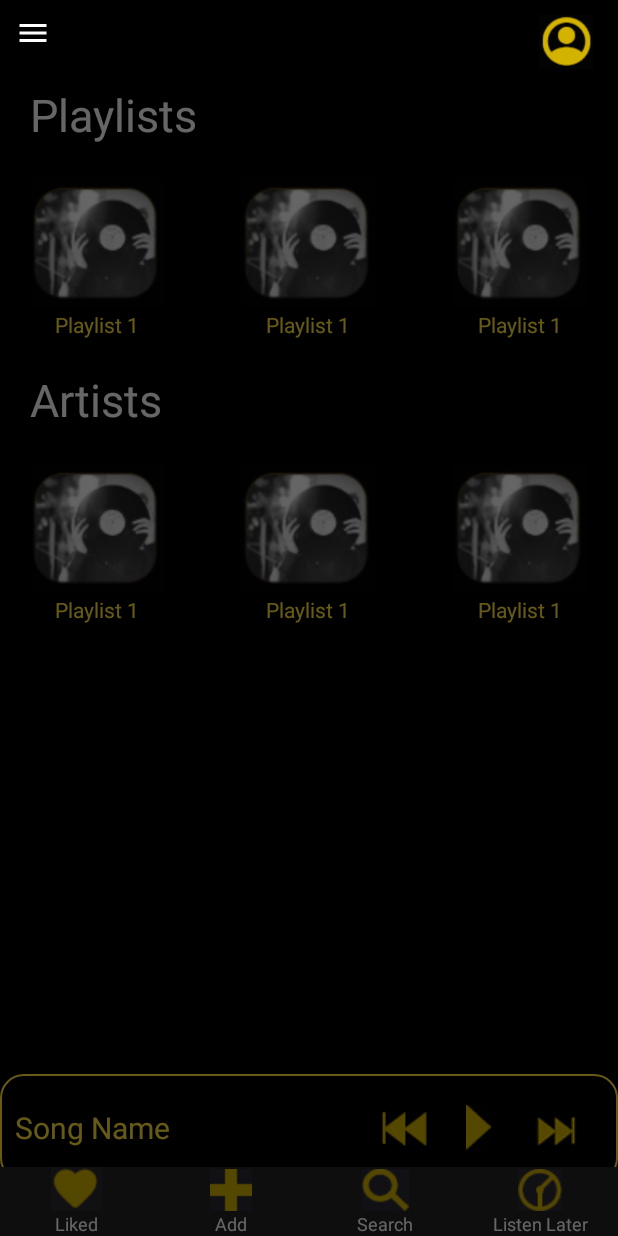
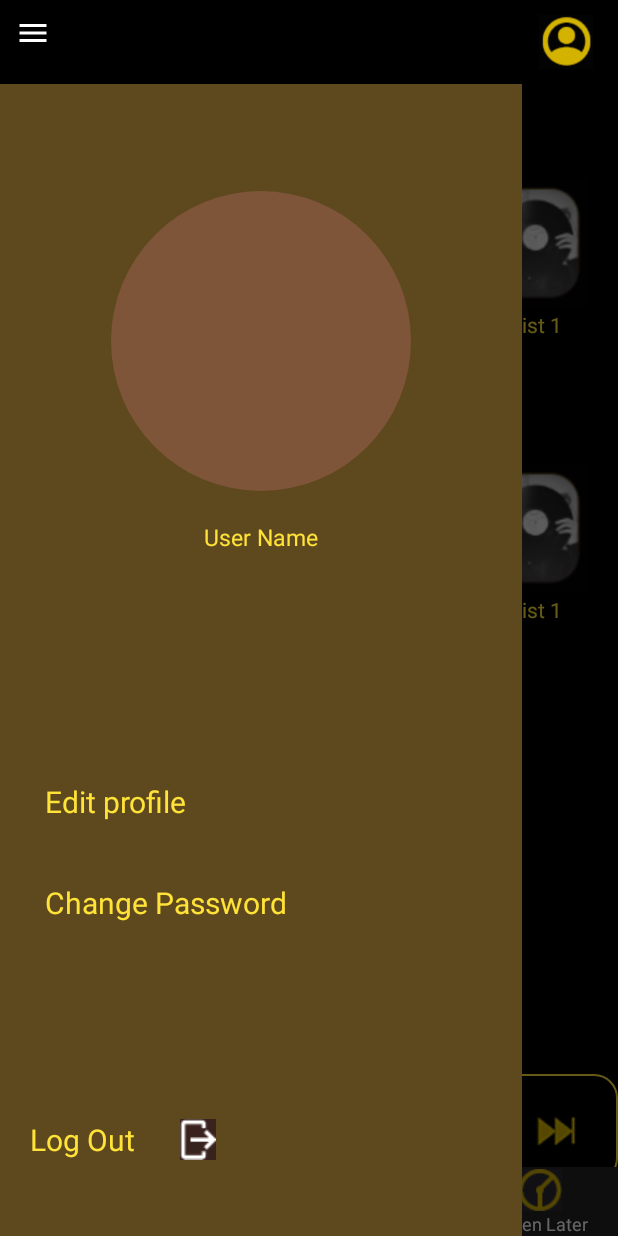
Before and after one commit to AbdulManan777/i190500_i190594, an Android app: the menu_2 screen opened directly, with no data from a screen before it, with the side drawer open, on a phone screen of 412 x 824 dp. Run offline under Robolectric (Android 15) with nearby library versions, the phone set to English and light mode, and no system bars.

Commit message:
DrawerLayout along with profile xml file implemented

```diff
--- a/app/src/main/java/com/ass2/i190500_i190594/Edit_profile.java
+++ b/app/src/main/java/com/ass2/i190500_i190594/Edit_profile.java
@@ -6,6 +6,7 @@ import android.os.Bundle;
 
 public class Edit_profile extends AppCompatActivity {
 
+
     @Override
     protected void onCreate(Bundle savedInstanceState) {
         super.onCreate(savedInstanceState);
--- a/app/src/main/java/com/ass2/i190500_i190594/MainActivity.java
+++ b/app/src/main/java/com/ass2/i190500_i190594/MainActivity.java
@@ -18,7 +18,7 @@ public class MainActivity extends AppCompatActivity {
         super.onCreate(savedInstanceState);
         setContentView(R.layout.activity_main);
         mAuth=FirebaseAuth.getInstance();
-        if(mAuth.getCurrentUser()==null) {
+        if(mAuth.getCurrentUser() == null) {
             new Handler().postDelayed(new Runnable() {
 
                 @Override
@@ -31,6 +31,9 @@ public class MainActivity extends AppCompatActivity {
                     finish();
                 }
             }, 3000);//
+        } else {
+            startActivity(new Intent(MainActivity.this, menu_1.class));
+            finish();
         }
     }
 
--- a/app/src/main/res/layout/activity_edit_profile.xml
+++ b/app/src/main/res/layout/activity_edit_profile.xml
@@ -90,7 +90,7 @@
                 android:layout_width="match_parent"
                 android:layout_height="match_parent">
             <EditText
-                android:id="@+id/editTextTextPersonName"
+                android:id="@+id/PersonName"
                 android:layout_width="match_parent"
                 android:layout_height="match_parent"
                 android:ems="10"
@@ -144,7 +144,7 @@
                 android:layout_width="match_parent"
                 android:layout_height="match_parent">
             <EditText
-                android:id="@+id/editTextTextPassword"
+                android:id="@+id/Password"
                 android:layout_width="match_parent"
                 android:layout_height="match_parent"
                 android:layout_weight="1"
--- a/app/src/main/res/layout/activity_menu2.xml
+++ b/app/src/main/res/layout/activity_menu2.xml
@@ -6,7 +6,6 @@
     android:layout_height="match_parent"
     android:background="@color/black"
     android:orientation="vertical"
-    android:weightSum="1"
     tools:context=".menu_2">
 
     <RelativeLayout
--- a/app/src/main/res/layout/profile.xml
+++ b/app/src/main/res/layout/profile.xml
@@ -1,6 +1,103 @@
 <?xml version="1.0" encoding="utf-8"?>
 <LinearLayout xmlns:android="http://schemas.android.com/apk/res/android"
     android:layout_width="match_parent"
-    android:layout_height="match_parent">
+    android:layout_height="match_parent"
+    android:background="@color/brown"
+    android:weightSum="3"
+    android:orientation="vertical"
+    >
+
+    <LinearLayout
+        android:layout_weight="1.5"
+        android:layout_width="match_parent"
+        android:layout_height="0dp"
+        android:orientation="vertical"
+        android:gravity="center"
+        >
+        <LinearLayout
+            android:layout_width="match_parent"
+            android:layout_height="wrap_content"
+            android:gravity="center"
+            >
+            <ImageView
+                android:id="@+id/profile_dp"
+                android:layout_width="200dp"
+                android:layout_height="200dp"
+                android:background="@drawable/circle_profile"/>
+        </LinearLayout>
+        <LinearLayout
+            android:layout_marginTop="20dp"
+            android:gravity="center_vertical|center_horizontal"
+            android:layout_width="match_parent"
+            android:layout_height="wrap_content">
+        <TextView
+            android:id="@+id/user_name"
+            android:layout_width="wrap_content"
+            android:layout_height="wrap_content"
+            android:hint="User Name"
+            android:textColorHint="@color/corn"
+            android:textColor="@color/corn"
+            android:textSize="15dp"/>
+        </LinearLayout>
+    </LinearLayout>
+    <LinearLayout
+        android:layout_weight="1"
+        android:layout_width="match_parent"
+        android:layout_height="0dp"
+        android:orientation="vertical"
+        android:gravity="center"
+        >
+        <TextView
+            android:id="@+id/edit_profile"
+            android:layout_width="match_parent"
+            android:layout_height="wrap_content"
+            android:text="Edit profile"
+            android:textSize="20dp"
+            android:textColor="@color/corn"
+            android:layout_marginLeft="20dp"
+            android:layout_marginVertical="20dp"
+            />
+        <TextView
+            android:id="@+id/edit_profile_"
+            android:layout_width="match_parent"
+            android:layout_height="wrap_content"
+            android:text="Change Password"
+            android:textSize="20dp"
+            android:textColor="@color/corn"
+            android:layout_marginLeft="20dp"
+            android:layout_marginVertical="20dp"
+            />
+    </LinearLayout>
+    <LinearLayout
+        android:layout_weight="0.5"
+        android:layout_width="match_parent"
+        android:layout_height="0dp"
+        android:gravity="bottom"
+        >
+        <RelativeLayout
+            android:layout_width="match_parent"
+            android:layout_height="match_parent">
+            <TextView
+                android:id="@+id/log_out"
+                android:layout_centerVertical="true"
+                android:layout_width="wrap_content"
+                android:layout_height="wrap_content"
+                android:text="Log Out"
+                android:textSize="20dp"
+                android:textColor="@color/corn"
+                android:layout_marginLeft="20dp"
+                />
+            <ImageView
+                android:layout_marginLeft="30dp"
+                android:layout_toRightOf="@+id/log_out"
+                android:layout_centerVertical="true"
+                android:layout_width="wrap_content"
+                android:layout_height="wrap_content"
+                android:src="@drawable/logout"
+                android:onClick="Sign_Out"
+                />
+
+        </RelativeLayout>
+    </LinearLayout>
 
 </LinearLayout>
--- a/app/src/main/res/values/colors.xml
+++ b/app/src/main/res/values/colors.xml
@@ -8,4 +8,5 @@
     <color name="black">#FF000000</color>
     <color name="white">#FFFFFFFF</color>
     <color name="corn">#FFE338</color>
+    <color name="brown">#5e481e</color>
 </resources>
```
Also changed, not shown: app/src/main/java/com/ass2/i190500_i190594/menu_1.java (+53 -19 lines), app/src/main/res/layout/activity_menu1.xml (+13 -4 lines), app/src/main/res/drawable-v24/ic_log_out.jpg (added).
